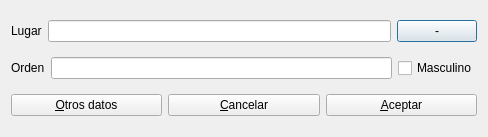
Old version of the form gui/dlgreforma.ui in the repository rogorido/qtpredicadores.
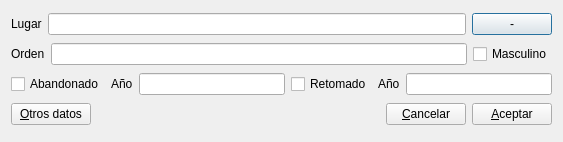
New version of the form. Custom widgets are drawn as their Qt base class.

Commit message: Mejorado el form nuevaReforma

Patch:
```diff
--- a/gui/dlgreforma.ui
+++ b/gui/dlgreforma.ui
@@ -6,8 +6,8 @@
    <rect>
     <x>0</x>
     <y>0</y>
-    <width>488</width>
-    <height>137</height>
+    <width>563</width>
+    <height>142</height>
    </rect>
   </property>
   <property name="windowTitle">
@@ -59,12 +59,69 @@
    <item>
     <layout class="QHBoxLayout" name="horizontalLayout_3">
      <item>
+      <widget class="QCheckBox" name="ckAbandonado">
+       <property name="text">
+        <string>Abandonado</string>
+       </property>
+      </widget>
+     </item>
+     <item>
+      <widget class="QLabel" name="label_3">
+       <property name="text">
+        <string>Año</string>
+       </property>
+       <property name="buddy">
+        <cstring>txtAbandonadoAno</cstring>
+       </property>
+      </widget>
+     </item>
+     <item>
+      <widget class="QLineEdit" name="txtAbandonadoAno"/>
+     </item>
+     <item>
+      <widget class="QCheckBox" name="ckRetomado">
+       <property name="text">
+        <string>Retomado</string>
+       </property>
+      </widget>
+     </item>
+     <item>
+      <widget class="QLabel" name="label_4">
+       <property name="text">
+        <string>Año</string>
+       </property>
+       <property name="buddy">
+        <cstring>t</cstring>
+       </property>
+      </widget>
+     </item>
+     <item>
+      <widget class="QLineEdit" name="t"/>
+     </item>
+    </layout>
+   </item>
+   <item>
+    <layout class="QHBoxLayout" name="horizontalLayout_4">
+     <item>
       <widget class="QPushButton" name="btOtrosDatos">
        <property name="text">
         <string>&amp;Otros datos</string>
        </property>
       </widget>
      </item>
+     <item>
+      <spacer name="horizontalSpacer">
+       <property name="orientation">
+        <enum>Qt::Horizontal</enum>
+       </property>
+       <property name="sizeHint" stdset="0">
+        <size>
+         <width>40</width>
+         <height>20</height>
+        </size>
+       </property>
+      </spacer>
+     </item>
      <item>
       <widget class="QPushButton" name="btCancelar">
        <property name="text">
```
Left out of the diff: 19 changed lines with no effect on the pictures. The commit also changes 2 other files.
